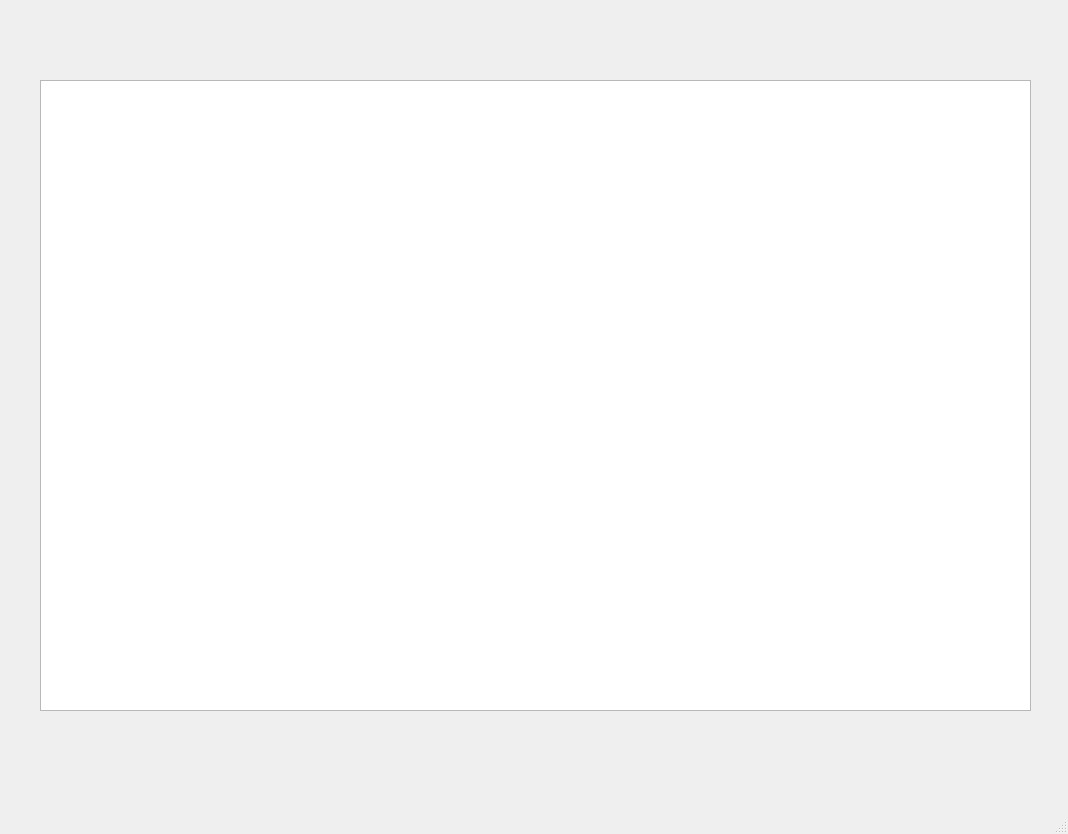
Before: the Qt Designer form main.ui in TsurikovVladislav1523/coffe, drawn with Qt 5.
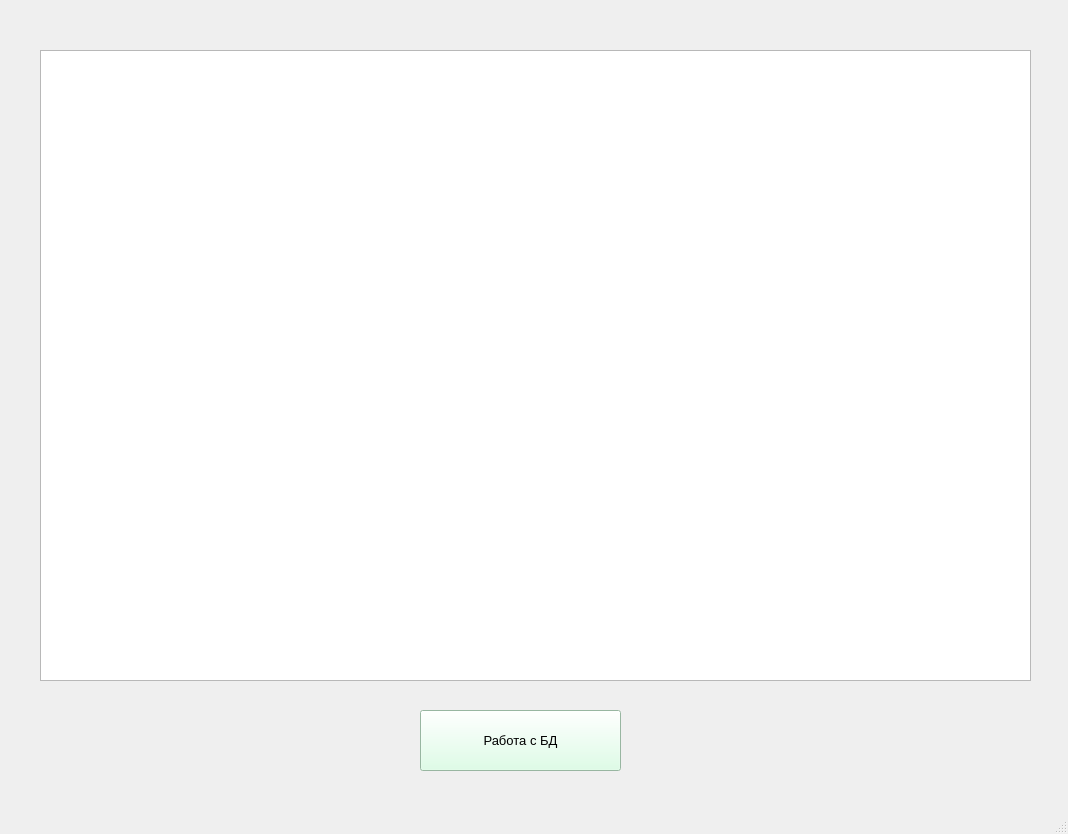
After: the same form once the commit is applied.

Diff of the .ui file:
```diff
--- a/main.ui
+++ b/main.ui
@@ -18,12 +18,36 @@
     <property name="geometry">
      <rect>
       <x>40</x>
-      <y>80</y>
+      <y>50</y>
       <width>991</width>
       <height>631</height>
      </rect>
     </property>
    </widget>
+   <widget class="QPushButton" name="pushButton">
+    <property name="geometry">
+     <rect>
+      <x>420</x>
+      <y>710</y>
+      <width>201</width>
+      <height>61</height>
+     </rect>
+    </property>
+    <property name="font">
+     <font>
+      <pointsize>10</pointsize>
+     </font>
+    </property>
+    <property name="cursor">
+     <cursorShape>OpenHandCursor</cursorShape>
+    </property>
+    <property name="styleSheet">
+     <string notr="true">background-color: rgb(213, 255, 225);</string>
+    </property>
+    <property name="text">
+     <string>Работа с БД</string>
+    </property>
+   </widget>
   </widget>
   <widget class="QMenuBar" name="menubar">
    <property name="geometry">
```
